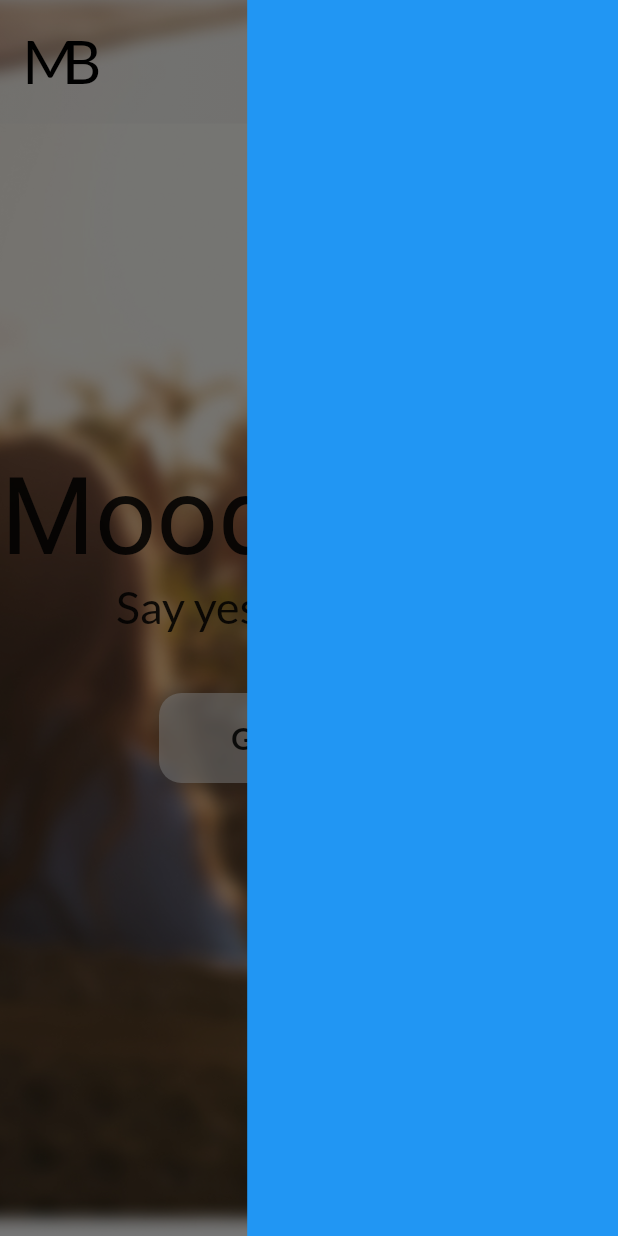
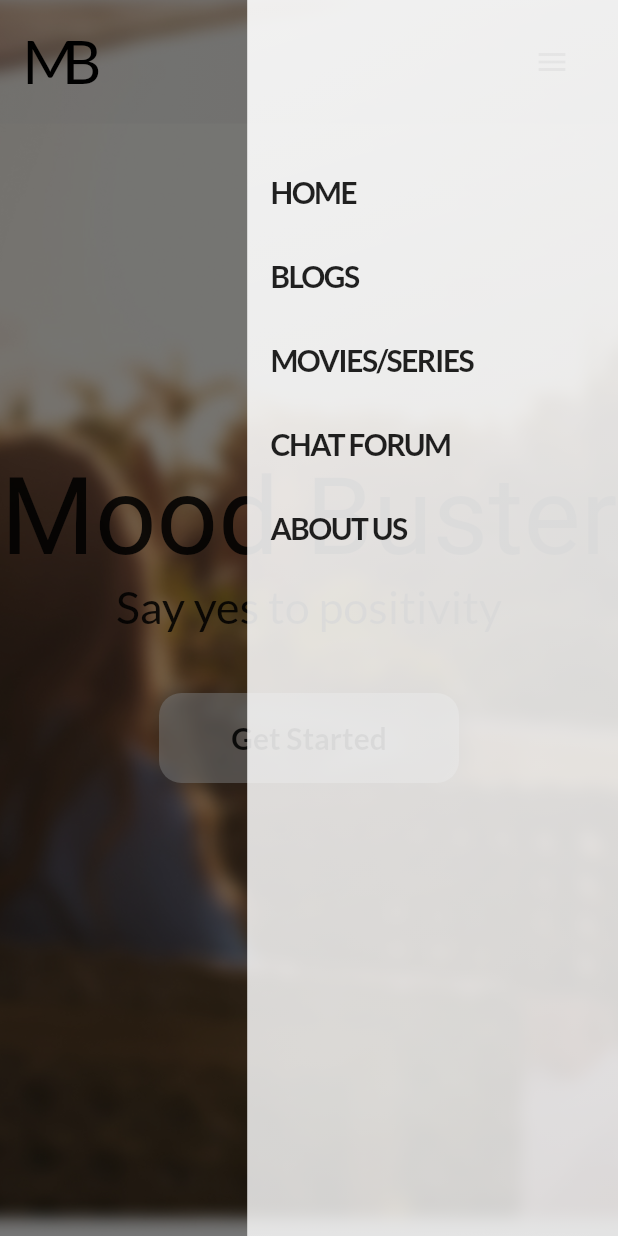
Before and after one commit to IshitaArora-246/moodBuster, a Flutter app: the screen it shows after launch, with the side drawer open, on a phone screen of 412 x 824 dp. Run offline on Flutter 3.47's test engine with Material 2 defaults, Android fonts, the phone set to English and light mode, and no system bars; drawn by our look-alikes of auto_size_text; our stand-ins replace google_fonts.

Commit message:
Navigation between pages

```diff
--- a/lib/main.dart
+++ b/lib/main.dart
@@ -1,6 +1,6 @@
 import 'package:flutter/material.dart';
-import 'package:moodbuster/screens/dashboard.dart';
 import 'package:google_fonts/google_fonts.dart';
+import 'package:moodbuster/shared/dashboard.dart';
 
 void main() async {
   runApp(MyApp());
--- /dev/null
+++ b/lib/models/selected_page.dart
@@ -0,0 +1 @@
+enum SelectedPage{homePage}
--- a/lib/screens/blogPage.dart
+++ b/lib/screens/about_us.dart
@@ -1,15 +1,15 @@
 import 'package:flutter/material.dart';
 import 'package:moodbuster/shared/navbar.dart';
 
-class BlogPage extends StatelessWidget {
-  const BlogPage({Key key}) : super(key: key);
+class AboutUs extends StatelessWidget {
+  const AboutUs({Key key}) : super(key: key);
 
   @override
   Widget build(BuildContext context) {
     return Scaffold(
       body: Container(
           child: Stack(
-        children: [NavBar(), Center(child: Text("This is Blog page"))],
+        children: [Center(child: Text("This is About Us page"))],
       )),
     );
   }
--- a/lib/screens/dashboard.dart
+++ /dev/null
@@ -1,43 +0,0 @@
-import 'package:flutter/material.dart';
-import 'package:google_fonts/google_fonts.dart';
-import 'package:moodbuster/shared/navbar.dart';
-import 'package:auto_size_text/auto_size_text.dart';
-import 'home.dart';
-
-class DashBoard extends StatelessWidget {
-  const DashBoard({Key key}) : super(key: key);
-
-  @override
-  Widget build(BuildContext context) {
-    final screenHeight = MediaQuery.of(context).size.height;
-    final screenWidth = MediaQuery.of(context).size.width;
-    bool showDrawer = false;
-    if (screenWidth < 815) showDrawer = true;
-    return Scaffold(
-      endDrawer: showDrawer
-          ? Container(
-              color: Colors.blue,
-              width: screenWidth * 0.6,
-            )
-          : null,
-      body: Container(
-          height: screenHeight,
-          width: screenWidth,
-          child: Stack(
-            alignment: Alignment.topCenter,
-            children: [
-              Container(
-                height: screenHeight,
-                width: screenWidth,
-                decoration: BoxDecoration(
-                    image: DecorationImage(
-                        image: AssetImage("assets/images/home_bg.jpg"),
-                        fit: BoxFit.cover)),
-              ),
-              NavBar(),
-              HomePage(),
-            ],
-          )),
-    );
-  }
-}
--- a/lib/screens/home.dart
+++ b/lib/screens/home_page.dart
@@ -29,7 +29,6 @@ class HomePage extends StatelessWidget {
                     boxShadow: [
                       BoxShadow(
                           color: Colors.grey[900].withOpacity(0.5),
-                          // offset: Offset.zero,
                           spreadRadius: 2,
                           blurRadius: 10)
                     ],
--- /dev/null
+++ b/lib/shared/dashboard.dart
@@ -0,0 +1,103 @@
+import 'package:flutter/material.dart';
+import 'package:flutter/rendering.dart';
+import 'package:moodbuster/screens/about_us.dart';
+import 'package:moodbuster/screens/blog_page.dart';
+import 'package:moodbuster/screens/chat_forum.dart';
+import 'package:moodbuster/screens/home_page.dart';
+import 'package:moodbuster/screens/suggestions_page.dart';
+import 'package:moodbuster/shared/navbar.dart';
+
+class DashBoard extends StatefulWidget {
+  DashBoard({Key key}) : super(key: key);
+
+  @override
+  DashBoardState createState() => DashBoardState();
+}
+
+class DashBoardState extends State<DashBoard> {
+  String currentPage = 'home';
+
+  @override
+  Widget build(BuildContext context) {
+    final screenHeight = MediaQuery.of(context).size.height;
+    final screenWidth = MediaQuery.of(context).size.width;
+
+    bool showDrawer = false;
+    if (screenWidth < 815) showDrawer = true;
+
+    return Scaffold(
+      endDrawer: showDrawer
+          ? Container(
+              width: screenWidth * 0.6,
+              decoration: BoxDecoration(
+                  gradient: LinearGradient(
+                      begin: Alignment.topLeft,
+                      end: Alignment.bottomRight,
+                      colors: [
+                    Colors.white.withOpacity(0.9),
+                    Colors.white.withOpacity(0.8)
+                  ])),
+              child: ListView(
+                children: [
+                  SizedBox(height: 100),
+                  drawerItems(context, "HOME"),
+                  drawerItems(context, "BLOGS"),
+                  drawerItems(context, "MOVIES/SERIES"),
+                  drawerItems(context, "CHAT FORUM"),
+                  drawerItems(context, "ABOUT US")
+                ],
+              ))
+          : null,
+      body: Container(
+          height: screenHeight,
+          width: screenWidth,
+          child: Stack(
+            alignment: Alignment.topCenter,
+            children: [
+              Container(
+                height: screenHeight,
+                width: screenWidth,
+                decoration: BoxDecoration(
+                    image: DecorationImage(
+                        image: AssetImage("assets/images/home_bg.jpg"),
+                        fit: BoxFit.cover)),
+              ),
+              getCurrentPage(currentPage),
+              NavBar(
+                parent: this,
+              ),
+            ],
+          )),
+    );
+  }
+
+  Widget drawerItems(context, String pageTitle) {
+    return ListTile(
+      title: Text(pageTitle,
+          style: TextStyle(
+              fontSize: 20, letterSpacing: -1, fontWeight: FontWeight.bold)),
+    );
+  }
+
+  Widget getCurrentPage(String currentPage) {
+    switch (currentPage) {
+      case "home":
+        return HomePage();
+        break;
+      case "blog":
+        return BlogPage();
+        break;
+      case "suggestion":
+        return SuggestionsPage();
+        break;
+      case "chat":
+        return ChatForum();
+        break;
+      case "about":
+        return AboutUs();
+        break;
+      default:
+        return Container();
+    }
+  }
+}
--- a/lib/shared/navbar.dart
+++ b/lib/shared/navbar.dart
@@ -1,10 +1,67 @@
 import 'package:flutter/material.dart';
 import 'package:google_fonts/google_fonts.dart';
+import 'package:moodbuster/shared/dashboard.dart';
+import 'package:moodbuster/widgets/navItems.dart';
 
-import '../screens/blogPage.dart';
+class NavBar extends StatefulWidget {
+  NavBar({
+    Key key,
+    @required this.parent,
+  }) : super(key: key);
+  final DashBoardState parent;
 
-class NavBar extends StatelessWidget {
-  const NavBar({Key key}) : super(key: key);
+  @override
+  _NavBarState createState() => _NavBarState();
+}
+
+class _NavBarState extends State<NavBar> {
+  List navItems;
+  @override
+  void initState() {
+    super.initState();
+    navItems = [
+      {
+        'name': 'Home',
+        'onTap': () {
+          widget.parent.setState(() {
+            widget.parent.currentPage = 'home';
+          });
+        },
+      },
+      {
+        'name': 'Blogs',
+        'onTap': () {
+          widget.parent.setState(() {
+            widget.parent.currentPage = 'blog';
+          });
+        },
+      },
+      {
+        'name': 'Movies/Series',
+        'onTap': () {
+          widget.parent.setState(() {
+            widget.parent.currentPage = 'suggestion';
+          });
+        },
+      },
+      {
+        'name': 'Chat Forum',
+        'onTap': () {
+          widget.parent.setState(() {
+            widget.parent.currentPage = 'chat';
+          });
+        },
+      },
+      {
+        'name': 'About Us',
+        'onTap': () {
+          widget.parent.setState(() {
+            widget.parent.currentPage = 'about';
+          });
+        },
+      },
+    ];
+  }
 
   @override
   Widget build(BuildContext context) {
@@ -54,11 +111,10 @@ class NavBar extends StatelessWidget {
                     : Expanded(
                         child: Row(
                           children: [
-                            navLinks(context, "HOME"),
-                            navLinks(context, "BLOGS"),
-                            navLinks(context, "MOVIES/SERIES"),
-                            navLinks(context, "CHAT FORUM"),
-                            navLinks(context, "ABOUT US"),
+                            ...navItems.map((e) => NavItem(
+                                  name: e['name'],
+                                  onTap: e['onTap'],
+                                )),
                             Spacer(),
                             InkWell(
                               hoverColor: Colors.red[200].withOpacity(0.9),
@@ -88,23 +144,4 @@ class NavBar extends StatelessWidget {
           ),
         ));
   }
-
-  Widget navLinks(BuildContext context, String name) {
-    return Padding(
-      padding: const EdgeInsets.symmetric(horizontal: 12.5),
-      child: InkWell(
-        onTap: () {
-          Navigator.push(
-              context, MaterialPageRoute(builder: (context) => BlogPage()));
-        },
-        child: Container(
-            child: Text(name,
-                style: TextStyle(
-                    color: Colors.black,
-                    fontSize: 15,
-                    letterSpacing: 1.1,
-                    fontWeight: FontWeight.w600))),
-      ),
-    );
-  }
 }
```
Also changed, not shown: lib/screens/blog_page.dart (added, +16 -0 lines), lib/screens/chat_forum.dart (added, +16 -0 lines), lib/screens/suggestions_page.dart (added, +16 -0 lines), lib/widgets/navItems.dart (added, +28 -0 lines).
